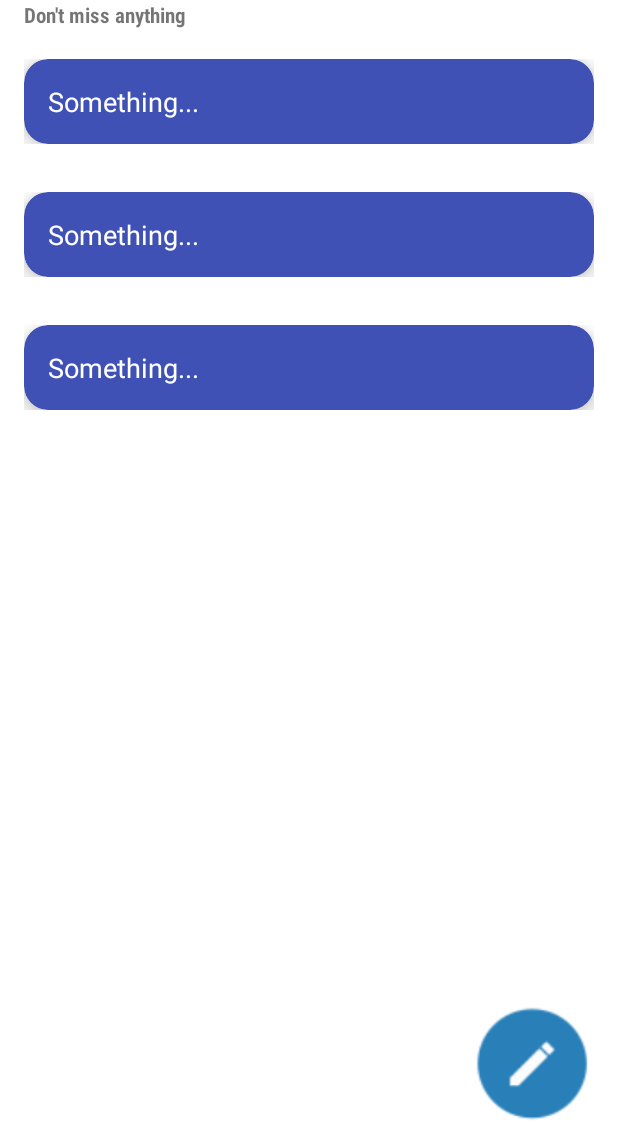
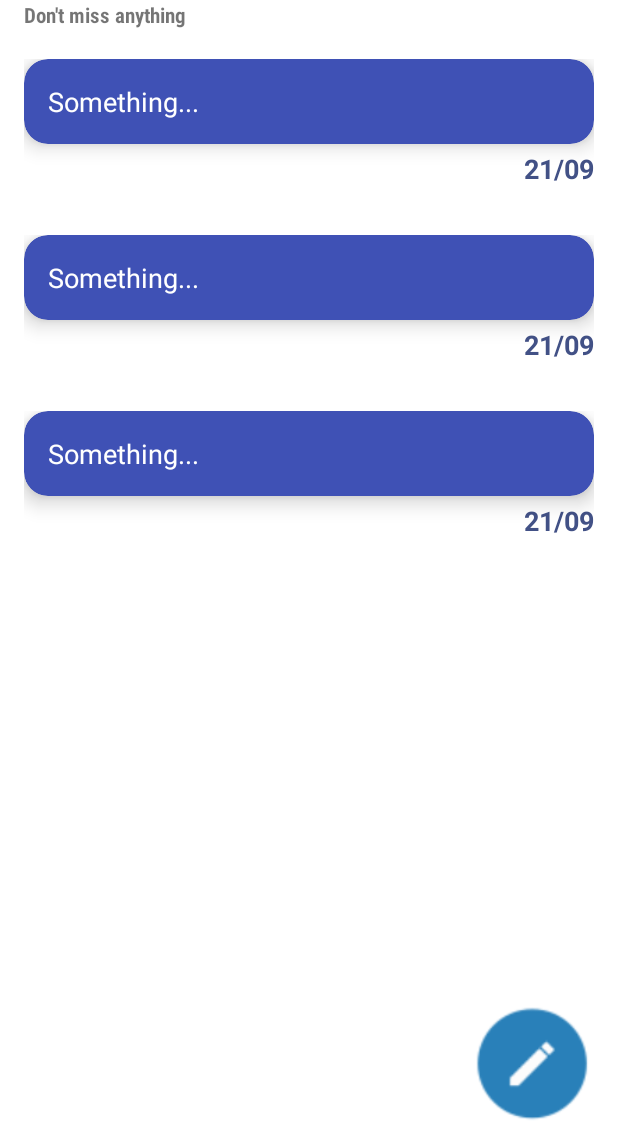
Before and after one commit to OlloshukurAnvarov/Notes, an Android app: the layout fragment_main.xml on its own in the app's theme, with its tools: preview values and no code run, on a phone screen of 412 x 824 dp, the part 89-1236 px from its top. Run offline under Robolectric (Android 15) with nearby library versions, the light colour scheme and no system bars.

Commit message:
designda o'zgartirishlar(2)

```diff
--- a/app/src/main/res/drawable/arrow_back.xml
+++ b/app/src/main/res/drawable/arrow_back.xml
@@ -1,5 +1,5 @@
 <vector android:autoMirrored="true" android:height="24dp"
-    android:tint="#3F51B5" android:viewportHeight="24"
+    android:tint="@color/deepBlue" android:viewportHeight="24"
     android:viewportWidth="24" android:width="24dp" xmlns:android="http://schemas.android.com/apk/res/android">
     <path android:fillColor="@android:color/white" android:pathData="M11.67,3.87L9.9,2.1 0,12l9.9,9.9 1.77,-1.77L3.54,12z"/>
 </vector>
--- a/app/src/main/res/layout/item_notes.xml
+++ b/app/src/main/res/layout/item_notes.xml
@@ -1,9 +1,10 @@
 <?xml version="1.0" encoding="utf-8"?>
-<FrameLayout xmlns:android="http://schemas.android.com/apk/res/android"
+<LinearLayout xmlns:android="http://schemas.android.com/apk/res/android"
     xmlns:app="http://schemas.android.com/apk/res-auto"
     android:layout_width="match_parent"
     android:layout_height="wrap_content"
     xmlns:tools="http://schemas.android.com/tools"
+    android:orientation="vertical"
     android:padding="16dp">
 
     <androidx.cardview.widget.CardView
@@ -30,4 +31,16 @@
 
     </androidx.cardview.widget.CardView>
 
-</FrameLayout>
+    <TextView
+        android:layout_width="match_parent"
+        android:layout_height="wrap_content"
+        android:layout_marginTop="4dp"
+        android:gravity="end"
+        android:textStyle="bold"
+        android:textSize="18sp"
+        android:textColor="@color/deepBlue"
+        android:ellipsize="end"
+        android:maxLines="1"
+        tools:text="21/09"/>
+
+</LinearLayout>
--- a/app/src/main/res/values/colors.xml
+++ b/app/src/main/res/values/colors.xml
@@ -7,4 +7,5 @@
     <color name="teal_700">#FF018786</color>
     <color name="black">#FF000000</color>
     <color name="white">#FFFFFFFF</color>
+    <color name="deepBlue">#425186</color>
 </resources>
--- a/app/src/main/res/values/strings.xml
+++ b/app/src/main/res/values/strings.xml
@@ -2,4 +2,5 @@
     <string name="app_name">Notes</string>
     <string name="dont_miss_anything">Don\'t miss anything</string>
     <string name="add_some_notes">add some notes...</string>
+    <string name="done">Done</string>
 </resources>
```
Also changed, not shown: app/src/main/res/layout/fragment_refactor.xml (+5 -4 lines).
